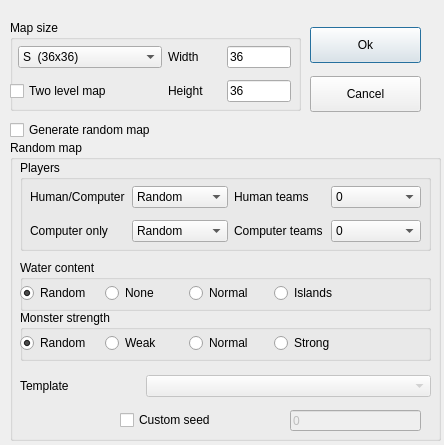
Qt form mapeditor/windownewmap.ui (vcmi/vcmi) before a commit.
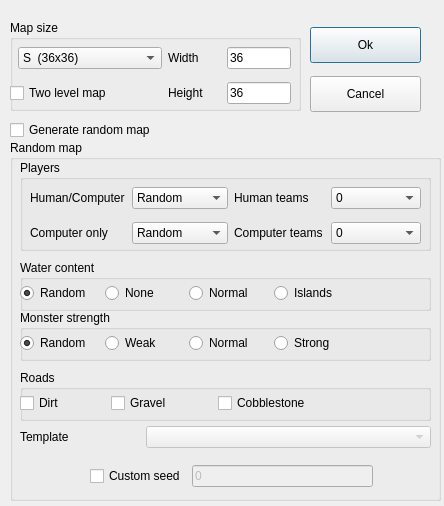
The same form after that commit.

Commit message: Map editor: Add road types to RMG options

Patch:
```diff
--- a/mapeditor/windownewmap.ui
+++ b/mapeditor/windownewmap.ui
@@ -7,7 +7,7 @@
     <x>0</x>
     <y>0</y>
     <width>444</width>
-    <height>445</height>
+    <height>506</height>
    </rect>
   </property>
   <property name="sizePolicy">
@@ -52,7 +52,7 @@
       <x>0</x>
       <y>20</y>
       <width>281</width>
-      <height>68</height>
+      <height>73</height>
      </rect>
     </property>
     <layout class="QGridLayout" name="gridLayout_2" columnstretch="3,0,1">
@@ -207,7 +207,7 @@
      <x>10</x>
      <y>140</y>
      <width>431</width>
-     <height>301</height>
+     <height>361</height>
     </rect>
    </property>
    <property name="sizePolicy">
@@ -237,7 +237,7 @@
        <x>10</x>
        <y>20</y>
        <width>391</width>
-       <height>68</height>
+       <height>72</height>
       </rect>
      </property>
      <layout class="QGridLayout" name="gridLayout" columnstretch="0,0,0,0">
@@ -688,13 +688,110 @@
      </layout>
     </widget>
    </widget>
-   <widget class="QWidget" name="layoutWidget5">
+   <widget class="QGroupBox" name="groupBox_6">
     <property name="geometry">
      <rect>
       <x>10</x>
       <y>230</y>
       <width>411</width>
-      <height>32</height>
+      <height>51</height>
+     </rect>
+    </property>
+    <property name="sizePolicy">
+     <sizepolicy hsizetype="MinimumExpanding" vsizetype="Preferred">
+      <horstretch>0</horstretch>
+      <verstretch>0</verstretch>
+     </sizepolicy>
+    </property>
+    <property name="maximumSize">
+     <size>
+      <width>480</width>
+      <height>96</height>
+     </size>
+    </property>
+    <property name="title">
+     <string>Roads</string>
+    </property>
+    <widget class="QWidget" name="layoutWidget4_2">
+     <property name="geometry">
+      <rect>
+       <x>0</x>
+       <y>20</y>
+       <width>411</width>
+       <height>26</height>
+      </rect>
+     </property>
+     <layout class="QHBoxLayout" name="horizontalLayout_5" stretch="0,0,0,0,0,1">
+      <item>
+       <widget class="QCheckBox" name="roadDirt">
+        <property name="text">
+         <string>Dirt</string>
+        </property>
+       </widget>
+      </item>
+      <item>
+       <spacer name="horizontalSpacer_4">
+        <property name="orientation">
+         <enum>Qt::Orientation::Horizontal</enum>
+        </property>
+        <property name="sizeHint" stdset="0">
+         <size>
+          <width>40</width>
+          <height>20</height>
+         </size>
+        </property>
+       </spacer>
+      </item>
+      <item>
+       <widget class="QCheckBox" name="roadGravel">
+        <property name="text">
+         <string>Gravel</string>
+        </property>
+       </widget>
+      </item>
+      <item>
+       <spacer name="horizontalSpacer_6">
+        <property name="orientation">
+         <enum>Qt::Orientation::Horizontal</enum>
+        </property>
+        <property name="sizeHint" stdset="0">
+         <size>
+          <width>40</width>
+          <height>20</height>
+         </size>
+        </property>
+       </spacer>
+      </item>
+      <item>
+       <widget class="QCheckBox" name="roadCobblestone">
+        <property name="text">
+         <string>Cobblestone</string>
+        </property>
+       </widget>
+      </item>
+      <item>
+       <spacer name="horizontalSpacer_3">
+        <property name="orientation">
+         <enum>Qt::Orientation::Horizontal</enum>
+        </property>
+        <property name="sizeHint" stdset="0">
+         <size>
+          <width>40</width>
+          <height>20</height>
+         </size>
+        </property>
+       </spacer>
+      </item>
+     </layout>
+    </widget>
+   </widget>
+   <widget class="QWidget" name="layoutWidget5">
+    <property name="geometry">
+     <rect>
+      <x>10</x>
+      <y>280</y>
+      <width>411</width>
+      <height>34</height>
      </rect>
     </property>
     <layout class="QHBoxLayout" name="horizontalLayout_3">
@@ -732,37 +829,37 @@
      </item>
     </layout>
    </widget>
-   <widget class="QLineEdit" name="lineSeed">
-    <property name="enabled">
-     <bool>false</bool>
-    </property>
+   <widget class="QWidget" name="layoutWidget">
     <property name="geometry">
      <rect>
-      <x>280</x>
-      <y>270</y>
-      <width>131</width>
-      <height>21</height>
+      <x>80</x>
+      <y>320</y>
+      <width>283</width>
+      <height>33</height>
      </rect>
     </property>
-    <property name="inputMethodHints">
-     <set>Qt::ImhDigitsOnly</set>
-    </property>
-    <property name="text">
-     <string>0</string>
-    </property>
-   </widget>
-   <widget class="QCheckBox" name="checkSeed">
-    <property name="geometry">
-     <rect>
-      <x>110</x>
-      <y>270</y>
-      <width>161</width>
-      <height>20</height>
-     </rect>
-    </property>
-    <property name="text">
-     <string>Custom seed</string>
-    </property>
+    <layout class="QHBoxLayout" name="horizontalLayout_6">
+     <item>
+      <widget class="QCheckBox" name="checkSeed">
+       <property name="text">
+        <string>Custom seed</string>
+       </property>
+      </widget>
+     </item>
+     <item>
+      <widget class="QLineEdit" name="lineSeed">
+       <property name="enabled">
+        <bool>false</bool>
+       </property>
+       <property name="inputMethodHints">
+        <set>Qt::InputMethodHint::ImhDigitsOnly</set>
+       </property>
+       <property name="text">
+        <string>0</string>
+       </property>
+      </widget>
+     </item>
+    </layout>
    </widget>
   </widget>
   <widget class="QCheckBox" name="randomMapCheck">
```
Left out of the diff: 12 changed lines with no effect on the pictures. The commit also changes 2 other files.
